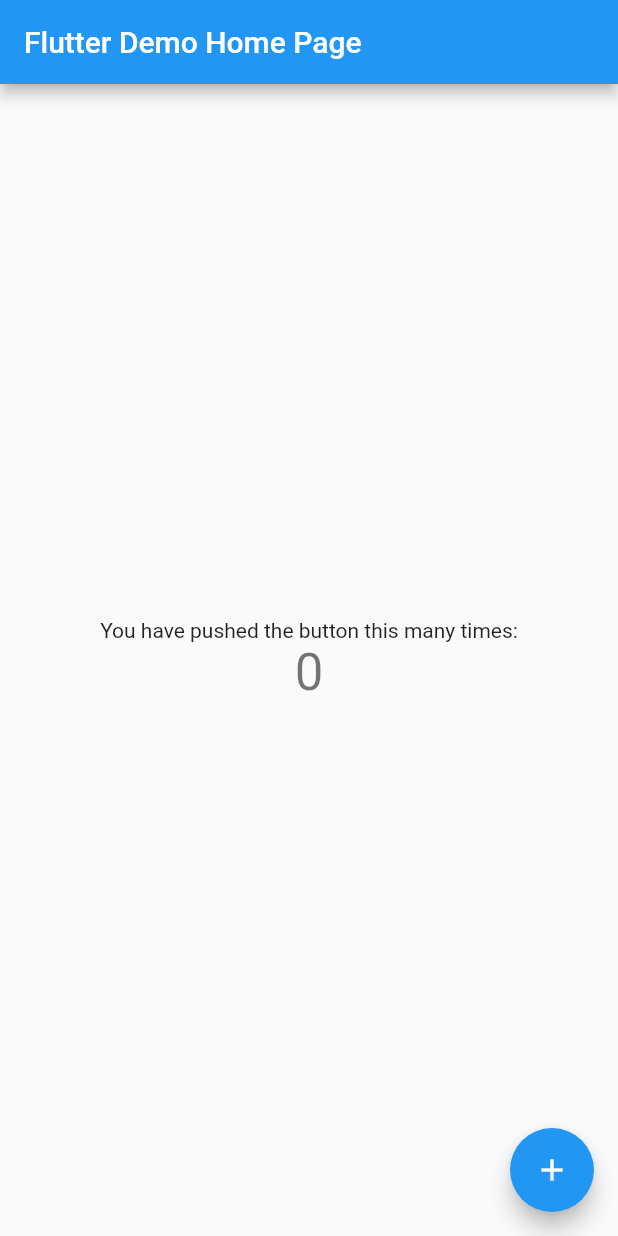
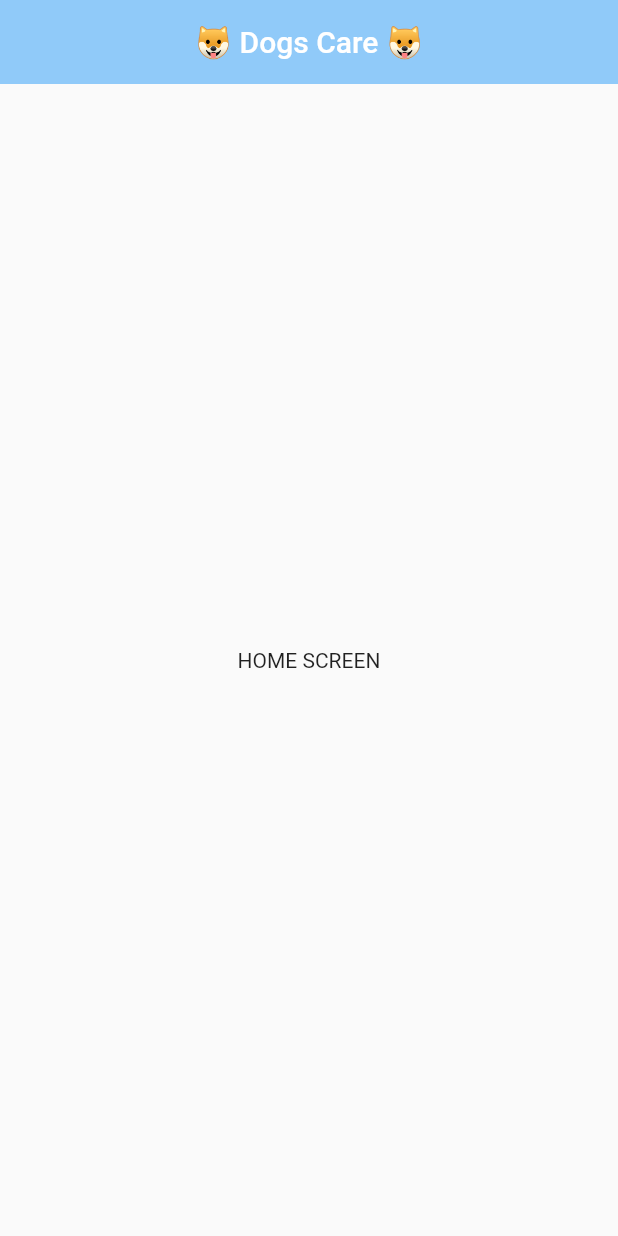
Before and after one commit to myanes-dev/flutter-clean-architecture-mvvm-example, a Flutter app: the screen it shows after launch, on a phone screen of 412 x 824 dp. Run offline on Flutter 3.47's test engine with Material 2 defaults, Android fonts, the phone set to English and light mode, and no system bars; our stand-ins replace get, get_it.

Commit message:
setup ui layer with theme

```diff
--- /dev/null
+++ b/lib/core/config/di.dart
@@ -0,0 +1,5 @@
+import 'package:get_it/get_it.dart';
+
+final getIt = GetIt.I;
+
+Future<void> initializeDI() async {}
--- a/lib/main.dart
+++ b/lib/main.dart
@@ -1,7 +1,17 @@
 import 'package:flutter/material.dart';
+import 'package:get/get.dart';
+import 'package:flutter_clean_architecture_2022/core/config/di.dart';
+import 'package:flutter_clean_architecture_2022/ui/const/themes.dart';
+import 'package:flutter_clean_architecture_2022/ui/screens/home/home_screen.dart';
 
-void main() {
+void main() async {
+  await _init();
   runApp(const MyApp());
+}
+
+Future _init() async {
+  WidgetsFlutterBinding.ensureInitialized();
+  await initializeDI();
 }
 
 class MyApp extends StatelessWidget {
@@ -10,106 +20,11 @@
   // This widget is the root of your application.
   @override
   Widget build(BuildContext context) {
-    return MaterialApp(
-      title: 'Flutter Demo',
-      theme: ThemeData(
-        // This is the theme of your application.
-        //
-        // Try running your application with "flutter run". You'll see the
-        // application has a blue toolbar. Then, without quitting the app, try
-        // changing the primarySwatch below to Colors.green and then invoke
-        // "hot reload" (press "r" in the console where you ran "flutter run",
-        // or simply save your changes to "hot reload" in a Flutter IDE).
-        // Notice that the counter didn't reset back to zero; the application
-        // is not restarted.
-        primarySwatch: Colors.blue,
-      ),
-      home: const MyHomePage(title: 'Flutter Demo Home Page'),
+    return GetMaterialApp(
+      title: 'Dogs Care',
+      theme: AppThemes.light,
+      darkTheme: AppThemes.dark,
+      home: const HomeScreen(),
     );
   }
 }
-
-class MyHomePage extends StatefulWidget {
-  const MyHomePage({super.key, required this.title});
-
-  // This widget is the home page of your application. It is stateful, meaning
-  // that it has a State object (defined below) that contains fields that affect
-  // how it looks.
-
-  // This class is the configuration for the state. It holds the values (in this
-  // case the title) provided by the parent (in this case the App widget) and
-  // used by the build method of the State. Fields in a Widget subclass are
-  // always marked "final".
-
-  final String title;
-
-  @override
-  State<MyHomePage> createState() => _MyHomePageState();
-}
-
-class _MyHomePageState extends State<MyHomePage> {
-  int _counter = 0;
-
-  void _incrementCounter() {
-    setState(() {
-      // This call to setState tells the Flutter framework that something has
-      // changed in this State, which causes it to rerun the build method below
-      // so that the display can reflect the updated values. If we changed
-      // _counter without calling setState(), then the build method would not be
-      // called again, and so nothing would appear to happen.
-      _counter++;
-    });
-  }
-
-  @override
-  Widget build(BuildContext context) {
-    // This method is rerun every time setState is called, for instance as done
-    // by the _incrementCounter method above.
-    //
-    // The Flutter framework has been optimized to make rerunning build methods
-    // fast, so that you can just rebuild anything that needs updating rather
-    // than having to individually change instances of widgets.
-    return Scaffold(
-      appBar: AppBar(
-        // Here we take the value from the MyHomePage object that was created by
-        // the App.build method, and use it to set our appbar title.
-        title: Text(widget.title),
-      ),
-      body: Center(
-        // Center is a layout widget. It takes a single child and positions it
-        // in the middle of the parent.
-        child: Column(
-          // Column is also a layout widget. It takes a list of children and
-          // arranges them vertically. By default, it sizes itself to fit its
-          // children horizontally, and tries to be as tall as its parent.
-          //
-          // Invoke "debug painting" (press "p" in the console, choose the
-          // "Toggle Debug Paint" action from the Flutter Inspector in Android
-          // Studio, or the "Toggle Debug Paint" command in Visual Studio Code)
-          // to see the wireframe for each widget.
-          //
-          // Column has various properties to control how it sizes itself and
-          // how it positions its children. Here we use mainAxisAlignment to
-          // center the children vertically; the main axis here is the vertical
-          // axis because Columns are vertical (the cross axis would be
-          // horizontal).
-          mainAxisAlignment: MainAxisAlignment.center,
-          children: <Widget>[
-            const Text(
-              'You have pushed the button this many times:',
-            ),
-            Text(
-              '$_counter',
-              style: Theme.of(context).textTheme.headline4,
-            ),
-          ],
-        ),
-      ),
-      floatingActionButton: FloatingActionButton(
-        onPressed: _incrementCounter,
-        tooltip: 'Increment',
-        child: const Icon(Icons.add),
-      ), // This trailing comma makes auto-formatting nicer for build methods.
-    );
-  }
-}
--- /dev/null
+++ b/lib/ui/const/dimens.dart
@@ -0,0 +1,8 @@
+class Dimens {
+  static const double MARGIN_XS = 4.0;
+  static const double MARGIN_S = 8.0;
+  static const double MARGIN_SM = 12.0;
+  static const double MARGIN_M = 16.0;
+  static const double MARGIN_L = 24.0;
+  static const double MARGIN_XL = 32.0;
+}
--- /dev/null
+++ b/lib/ui/const/themes.dart
@@ -0,0 +1,13 @@
+import 'package:flutter/material.dart';
+
+class AppThemes {
+  static final ThemeData light = ThemeData.light();
+  static final ThemeData dark = ThemeData.dark().copyWith(
+    scaffoldBackgroundColor: Colors.black,
+    colorScheme: _darkColors,
+  );
+}
+
+final ColorScheme _darkColors = ThemeData.dark().colorScheme.copyWith(
+      background: Colors.black,
+    );
--- /dev/null
+++ b/lib/ui/screens/home/home_screen.dart
@@ -0,0 +1,22 @@
+import 'package:flutter/material.dart';
+import 'package:get/get.dart';
+
+class HomeScreen extends StatelessWidget {
+  const HomeScreen({Key? key}) : super(key: key);
+
+  @override
+  Widget build(BuildContext context) {
+    final themeData = context.theme;
+    return Scaffold(
+      appBar: AppBar(
+        title: const Text('🐶 Dogs Care 🐶'),
+        centerTitle: true,
+        elevation: 0,
+        backgroundColor: themeData.colorScheme.background,
+      ),
+      body: const Center(
+        child: Text('HOME SCREEN'),
+      ),
+    );
+  }
+}
```
Also changed, not shown: pubspec.yaml (+5 -60 lines), lib/ui/screens/home/home_vm.dart (added), pubspec.lock.
